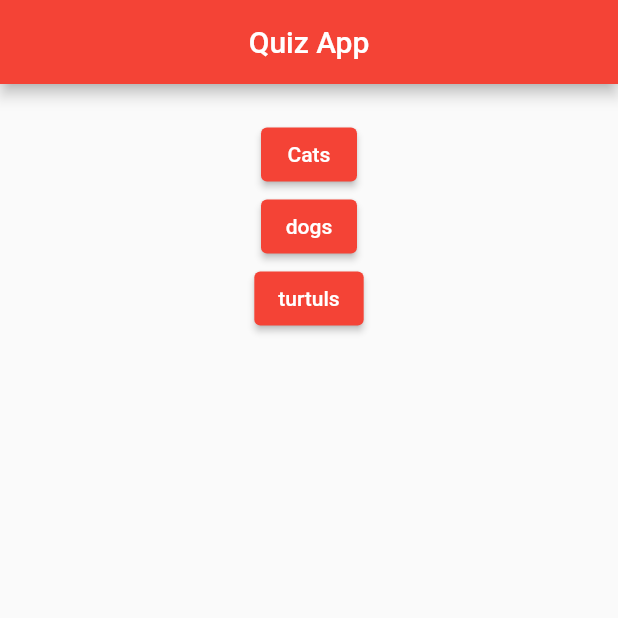
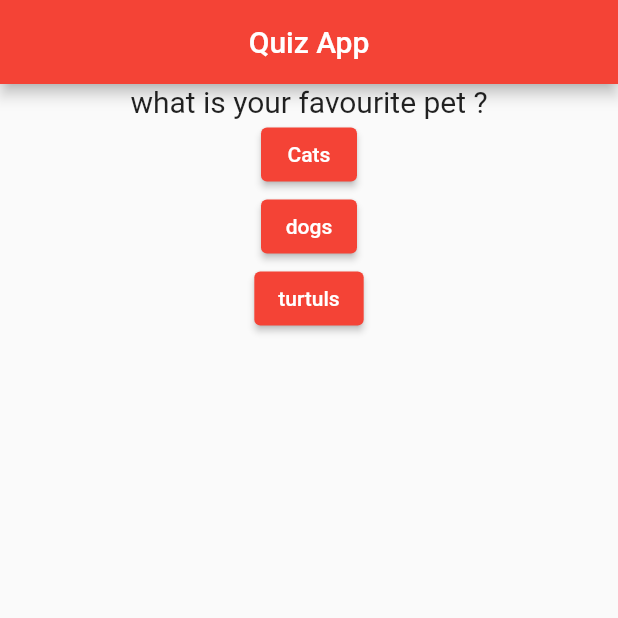
Before and after one commit to Osama0habib/quiz_app, a Flutter app: the screen it shows after launch, on a phone screen of 412 x 824 dp, the top half of it. Run offline on Flutter 3.47's test engine with Material 2 defaults, Android fonts, the phone set to English and light mode, and no system bars.

Commit message:
quez app 2

```diff
--- a/lib/home.dart
+++ b/lib/home.dart
@@ -17,15 +17,30 @@ class _HomeScreenState extends State<HomeScreen> {
 
   List<Map<String,dynamic>> quizz = [{
     "question" : "what is your favourite pet ?",
-    "answer" : {"text" : "dogs" , "score" : 60},
+    "answer" : [
+      {"text": "dogs", "score": 30},
+      {"text": "Cats", "score": 70},
+      {"text": "turtles", "score": 50},
+    ],
   },{
-    "question" : "what is your favourite pet ?",
-    "answer" : {"text" : "dogs" , "score" : 60},
-  },{}];
+    "question" : "what is your region ?",
+    "answer" : [
+      {"text": "Egypt", "score": 50},
+      {"text": "Usa", "score": 70},
+      {"text": "UAE", "score": 30},
+    ],
+  },{
+    "question" : "what is your Sport ?",
+    "answer" : [
+      {"text": "running", "score": 70},
+      {"text": "Gym", "score": 50},
+      {"text": "Tennis", "score": 30},
+    ],
+  }];
 
   @override
   Widget build(BuildContext context) {
-    print(quizz[0]["answer"]["score"]);
+    print(quizz[0]["answer"]);
     return Scaffold(
       appBar: AppBar(
         title: Text("Quiz App"),
@@ -38,7 +53,7 @@ class _HomeScreenState extends State<HomeScreen> {
           crossAxisAlignment: CrossAxisAlignment.center,
           children: [
             Text(
-             "",
+             quizz[_index]["question"],
               style: const TextStyle(
                 fontSize: 20,
               ),
```
